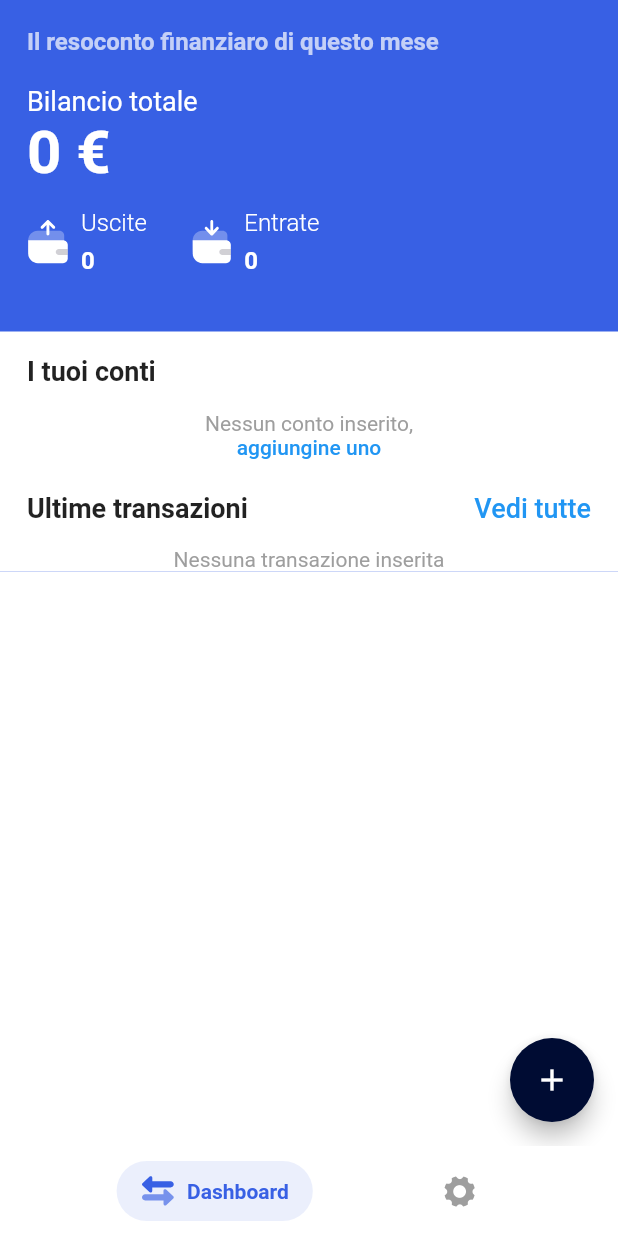
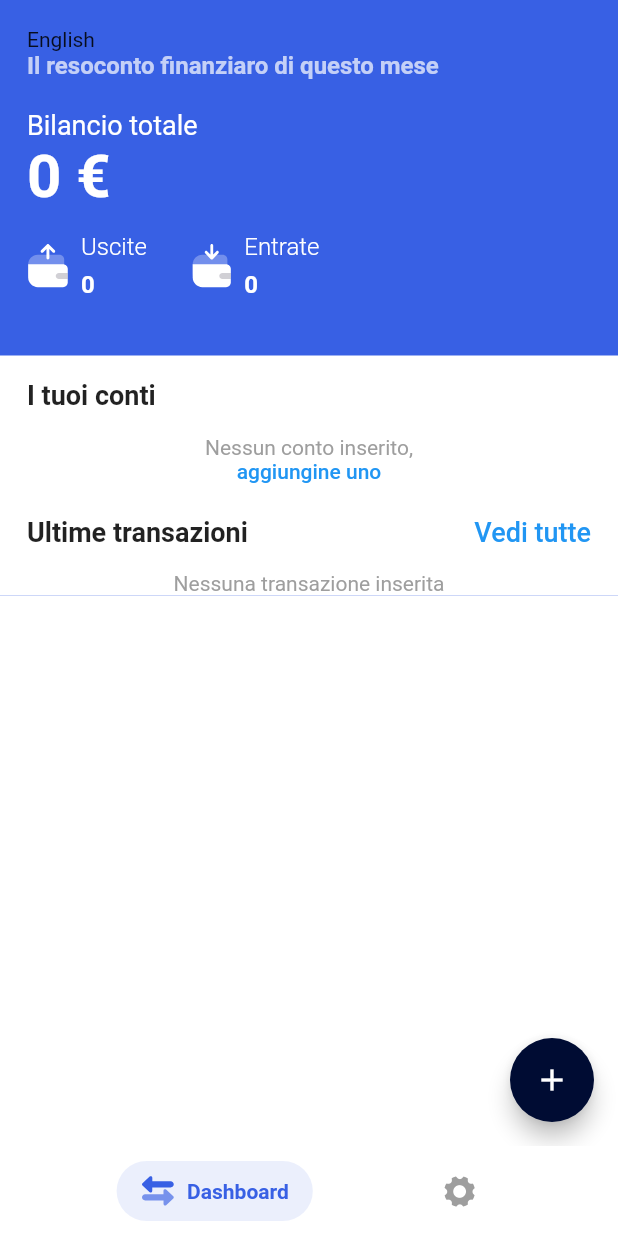
Before and after one commit to ernestodecrecchio/Moneye-Money-Manager, a Flutter app: the screen it shows after launch, on a phone screen of 412 x 824 dp. Run offline on Flutter 3.47's test engine with Material 2 defaults, Android fonts, the phone set to English and light mode, and no system bars; drawn by our look-alikes of salomon_bottom_bar; our stand-ins replace fl_chart, flutter_slidable, flutter_svg, sqflite; accounts and stored records are empty; generated files the repository leaves out were written again.

Commit message:
Added localization files

```diff
--- /dev/null
+++ b/expense_tracker/l10n.yaml
@@ -0,0 +1,3 @@
+arb-dir: lib/l10n
+template-arb-file: app_en.arb
+output-localization-file: app_localizations.dart
--- /dev/null
+++ b/expense_tracker/lib/l10n/app_en.arb
@@ -0,0 +1,6 @@
+{
+    "language": "English",
+    "@language": {
+        "description": "The current language"
+    }
+}
--- /dev/null
+++ b/expense_tracker/lib/l10n/app_es.arb
@@ -0,0 +1,3 @@
+{
+    "language": "Espanol"
+}
--- /dev/null
+++ b/expense_tracker/lib/l10n/app_it.arb
@@ -0,0 +1,3 @@
+{
+    "language": "Italiano"
+}
--- a/expense_tracker/lib/main.dart
+++ b/expense_tracker/lib/main.dart
@@ -16,7 +16,9 @@ import 'package:expense_tracker/pages/new_transaction_flow/new_transaction_page.
 import 'package:expense_tracker/pages/tab_bar_page.dart';
 import 'package:flutter/material.dart';
 import 'package:flutter/services.dart';
+import 'package:flutter_localizations/flutter_localizations.dart';
 import 'package:provider/provider.dart';
+import 'package:flutter_gen/gen_l10n/app_localizations.dart';
 
 Future main() async {
   WidgetsFlutterBinding.ensureInitialized();
@@ -58,10 +60,21 @@ class MyApp extends StatelessWidget {
       ],
       child: DismissKeyboard(
         child: MaterialApp(
-          title: 'Flutter Demo',
+          title: 'Moneye',
           theme: ThemeData(
             primarySwatch: Colors.blue,
           ),
+          supportedLocales: const [
+            Locale('en'),
+            Locale('it'),
+            Locale('es'),
+          ],
+          localizationsDelegates: const [
+            AppLocalizations.delegate,
+            GlobalMaterialLocalizations.delegate,
+            GlobalCupertinoLocalizations.delegate,
+            GlobalWidgetsLocalizations.delegate,
+          ],
           initialRoute: '/',
           routes: {
             '/': (context) => const TabBarPage(),
--- a/expense_tracker/lib/pages/home_page/home_page.dart
+++ b/expense_tracker/lib/pages/home_page/home_page.dart
@@ -15,6 +15,7 @@ import 'package:flutter/material.dart';
 import 'package:flutter_svg/flutter_svg.dart';
 import 'package:provider/provider.dart';
 import 'package:collection/collection.dart';
+import 'package:flutter_gen/gen_l10n/app_localizations.dart';
 
 /// Migliorie:
 // Impostare date picker basato su piattaform
@@ -104,6 +105,7 @@ class _HomePageState extends State<HomePage> {
         mainAxisAlignment: MainAxisAlignment.center,
         crossAxisAlignment: CrossAxisAlignment.start,
         children: [
+          Text(AppLocalizations.of(context)!.language),
           const Text(
             'Il resoconto finanziaro di questo mese',
             style: TextStyle(
```
Also changed, not shown: expense_tracker/pubspec.yaml (+4 -66 lines).
